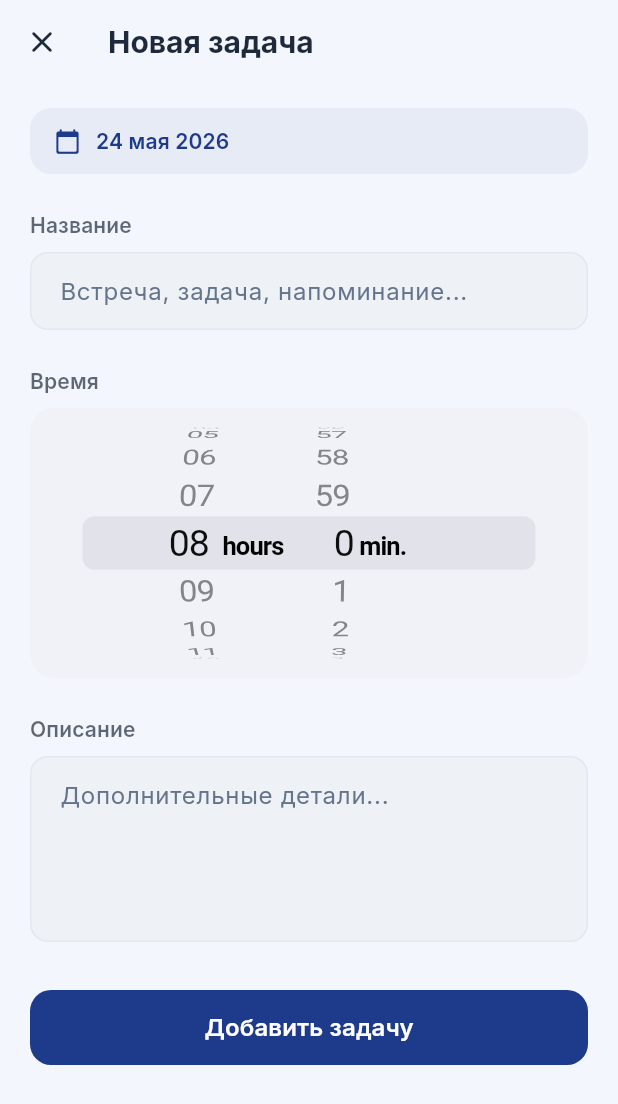
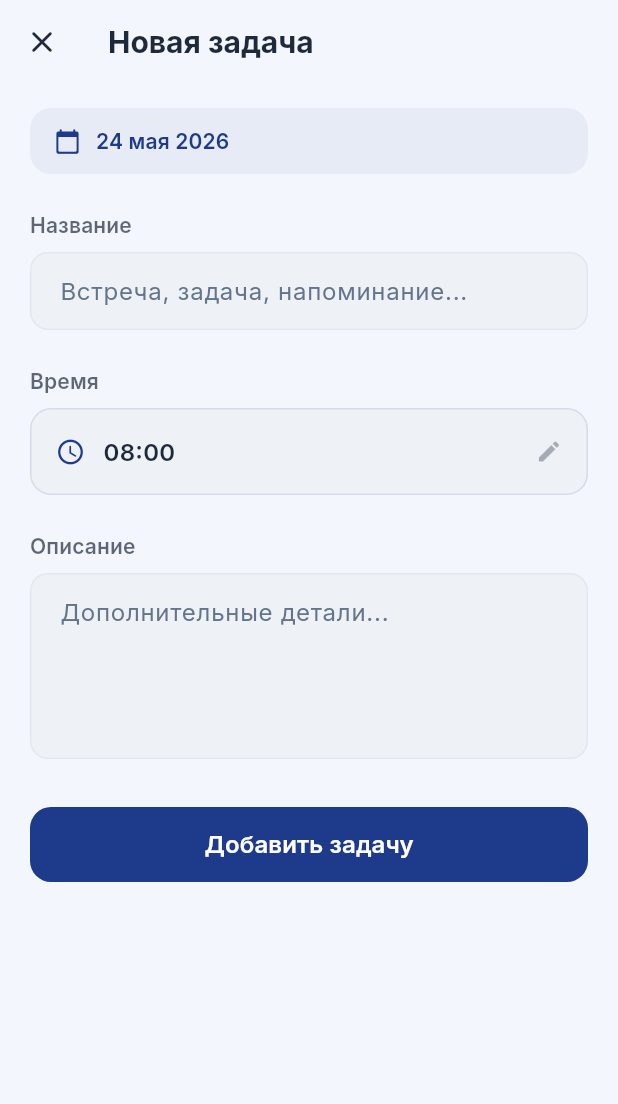
Before and after one commit to Danila-Skiba/OmShedule_App, a Flutter app: the AddTaskScreen screen opened directly with empty values, on a phone screen of 412 x 824 dp. Shown: the top 1104 px of the screen. Run offline on Flutter 3.47's test engine with Material 3 defaults, Android fonts, the light colour scheme and no system bars; our stand-ins replace flutter_markdown, go_router, google_fonts, image_picker, shared_preferences, table_calendar; missing offline and left inert: flutter_math_fork, markdown; accounts and stored records are empty; network calls fail.

Commit message:
android version

```diff
--- a/lib/main.dart
+++ b/lib/main.dart
@@ -40,7 +40,9 @@ class OmstuScheduleApp extends StatelessWidget {
       ],
       child: Consumer<ThemeNotifier>(
         builder: (context, themeNotifier, _) {
-          return MaterialApp.router(
+          return GestureDetector(
+            onTap: () => FocusManager.instance.primaryFocus?.unfocus(),
+            child: MaterialApp.router(
             title: 'Расписание ОмГТУ',
             debugShowCheckedModeBanner: false,
             localizationsDelegates: const [
@@ -56,6 +58,7 @@ class OmstuScheduleApp extends StatelessWidget {
             darkTheme: themeNotifier.darkTheme(),
             themeMode: themeNotifier.themeMode == ThemeMode.dark ? ThemeMode.dark : ThemeMode.light,
             routerConfig: appRouter,
+          ),
           );
         },
       ),
--- a/lib/screens/add_task_screen.dart
+++ b/lib/screens/add_task_screen.dart
@@ -1,4 +1,3 @@
-import 'package:flutter/cupertino.dart';
 import 'package:flutter/material.dart';
 
 import '../core/services/task_service.dart';
@@ -6,7 +5,6 @@ import '../models/personal_task.dart';
 import '../widgets/app_snackbar.dart';
 
 /// Полноценная страница добавления / редактирования личной задачи.
-/// Поля: Название, Время (CupertinoPicker), Описание.
 class AddTaskScreen extends StatefulWidget {
   final DateTime forDate;
   final VoidCallback onSaved;
@@ -208,26 +206,66 @@ class _AddTaskScreenState extends State<AddTaskScreen> {
               ),
             ),
             const SizedBox(height: 8),
-            Container(
-              height: 180,
-              decoration: BoxDecoration(
-                color: isDark
-                    ? Colors.white.withValues(alpha: 0.04)
-                    : Colors.grey.withValues(alpha: 0.04),
-                borderRadius: BorderRadius.circular(16),
-              ),
-              child: CupertinoTimerPicker(
-                mode: CupertinoTimerPickerMode.hm,
-                initialTimerDuration: Duration(
-                  hours: _selectedHour,
-                  minutes: _selectedMinute,
+            GestureDetector(
+              onTap: () async {
+                final picked = await showTimePicker(
+                  context: context,
+                  initialTime: TimeOfDay(
+                    hour: _selectedHour,
+                    minute: _selectedMinute,
+                  ),
+                  builder: (context, child) {
+                    return MediaQuery(
+                      data: MediaQuery.of(context).copyWith(
+                        alwaysUse24HourFormat: true,
+                      ),
+                      child: child!,
+                    );
+                  },
+                );
+                if (picked != null) {
+                  setState(() {
+                    _selectedHour = picked.hour;
+                    _selectedMinute = picked.minute;
+                  });
+                }
+              },
+              child: Container(
+                padding: const EdgeInsets.symmetric(horizontal: 16, vertical: 16),
+                decoration: BoxDecoration(
+                  color: isDark
+                      ? Colors.white.withValues(alpha: 0.06)
+                      : Colors.grey.withValues(alpha: 0.06),
+                  borderRadius: BorderRadius.circular(14),
+                  border: Border.all(
+                    color: isDark
+                        ? Colors.white.withValues(alpha: 0.1)
+                        : theme.colorScheme.primary.withValues(alpha: 0.12),
+                  ),
                 ),
-                onTimerDurationChanged: (Duration duration) {
-                  setState(() {
-                    _selectedHour = duration.inHours;
-                    _selectedMinute = duration.inMinutes % 60;
-                  });
-                },
+                child: Row(
+                  children: [
+                    Icon(
+                      Icons.access_time_rounded,
+                      size: 20,
+                      color: theme.colorScheme.primary,
+                    ),
+                    const SizedBox(width: 12),
+                    Text(
+                      _formattedTime,
+                      style: theme.textTheme.titleMedium?.copyWith(
+                        fontWeight: FontWeight.w600,
+                        color: theme.colorScheme.onSurface,
+                      ),
+                    ),
+                    const Spacer(),
+                    Icon(
+                      Icons.edit_rounded,
+                      size: 18,
+                      color: theme.colorScheme.onSurface.withValues(alpha: 0.35),
+                    ),
+                  ],
+                ),
               ),
             ),
 
```
Also changed, not shown: lib/screens/profile_screen.dart (+0 -74 lines), lib/screens/schedule_screen.dart (+5 -14 lines).
